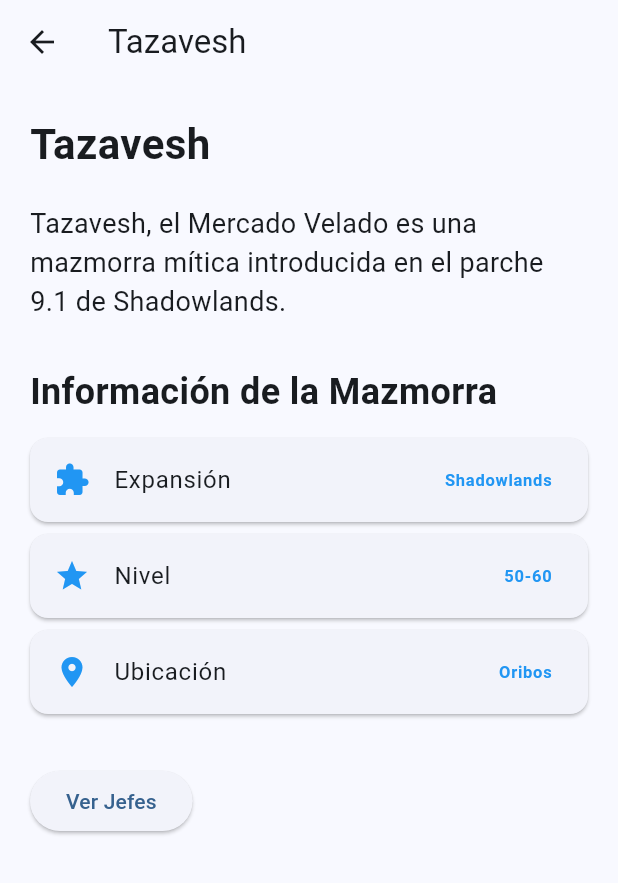
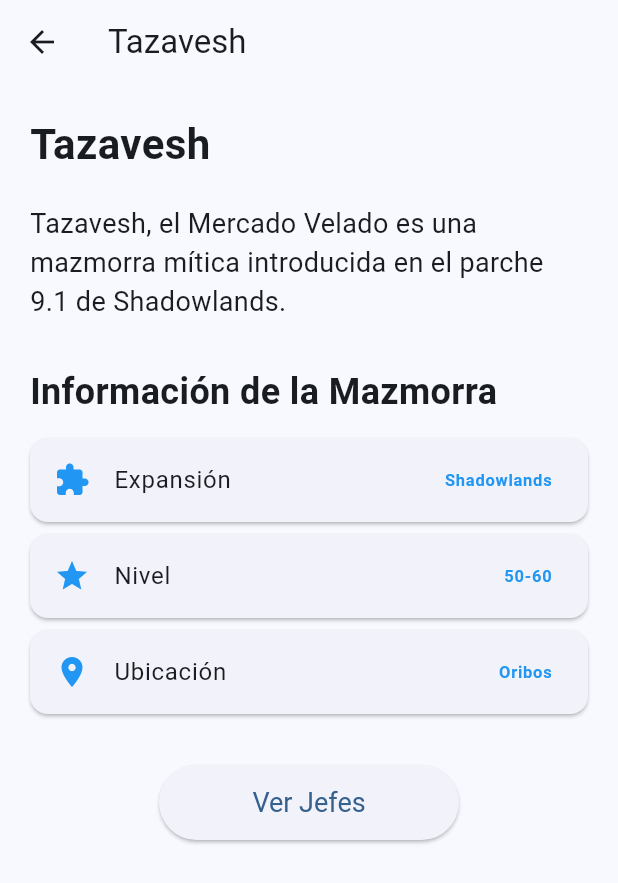
Before and after one commit to Xavierete/WowDungeons, a Flutter app: the screen it shows after launch, after a tap on "Tazavesh", on a phone screen of 412 x 824 dp. Shown: the top 883 px of the screen. Run offline on Flutter 3.47's test engine with Material 3 defaults, Android fonts, the phone set to English and light mode, and no system bars.

Commit message:
STYLE: Boton de mazmorras modificado

```diff
--- a/lib/views/detail_view.dart
+++ b/lib/views/detail_view.dart
@@ -129,7 +129,11 @@ class DetailView extends StatelessWidget {
                 ),
               ),
               const SizedBox(height: 30),
-              ElevatedButton(
+              Center(
+                child: SizedBox(
+                  width: 200,
+                  height: 50,
+                  child: ElevatedButton(
                     onPressed: () {
                       Navigator.push(
                         context,
@@ -141,7 +145,12 @@ class DetailView extends StatelessWidget {
                         ),
                       );
                     },
+                    style: ElevatedButton.styleFrom(
+                      textStyle: const TextStyle(fontSize: 18),
+                    ),
                     child: const Text('Ver Jefes'),
+                  ),
+                ),
               ),
             ],
           ),
```
Also changed, not shown: 11 other files. Lines whose indentation alone changed are shown as unchanged.
